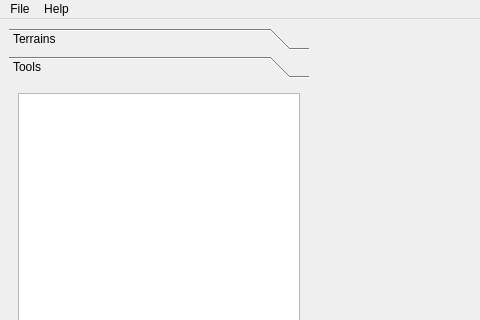
Above: map_editor/src/forms/MainForm.ui from Akela1101/strategix before the change; both pictures show x 0 to 480 and y 0 to 320 of the 1083 by 697 pixel window. Below: the same form after it.
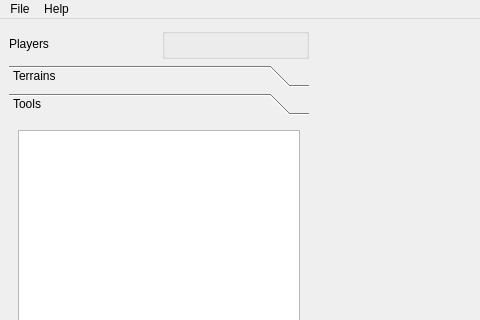
That is the form after the change. The open tabs and pages were chosen to show the change. Custom widgets are drawn as their Qt base class.

Commit message: player mark

Patch:
```diff
--- a/map_editor/src/forms/MainForm.ui
+++ b/map_editor/src/forms/MainForm.ui
@@ -13,6 +13,32 @@
   <widget class="QWidget" name="centralwidget">
    <layout class="QHBoxLayout" name="horizontalLayout_2">
     <item>
+     <layout class="QVBoxLayout" name="verticalLayout_2">
+      <item>
+       <layout class="QHBoxLayout" name="playersLayout">
+        <item>
+         <widget class="QLabel" name="playersLabel">
+          <property name="sizePolicy">
+           <sizepolicy hsizetype="Minimum" vsizetype="Preferred">
+            <horstretch>0</horstretch>
+            <verstretch>0</verstretch>
+           </sizepolicy>
+          </property>
+          <property name="text">
+           <string>Players</string>
+          </property>
+         </widget>
+        </item>
+        <item>
+         <widget class="QGroupBox" name="playersGroupBox">
+          <property name="flat">
+           <bool>false</bool>
+          </property>
+         </widget>
+        </item>
+       </layout>
+      </item>
+      <item>
      <widget class="QToolBox" name="toolBox">
       <property name="minimumSize">
        <size>
@@ -50,7 +76,7 @@
          <x>0</x>
          <y>0</y>
          <width>300</width>
-         <height>584</height>
+           <height>561</height>
         </rect>
        </property>
        <attribute name="label">
@@ -58,11 +84,17 @@
        </attribute>
        <layout class="QVBoxLayout" name="verticalLayout_3">
         <item>
-         <widget class="QListWidget" name="toolsListWidget"/>
+           <widget class="QListWidget" name="toolsListWidget">
+            <property name="currentRow">
+             <number>-1</number>
+            </property>
+           </widget>
         </item>
        </layout>
       </widget>
      </widget>
+      </item>
+     </layout>
     </item>
     <item>
      <widget class="map_info::MapAreaWidget" name="mapArea" native="true">
```
Left out of the diff: 8 changed lines with no effect on the pictures. Lines whose indentation alone changed are shown as unchanged. The commit also changes 10 other files.
